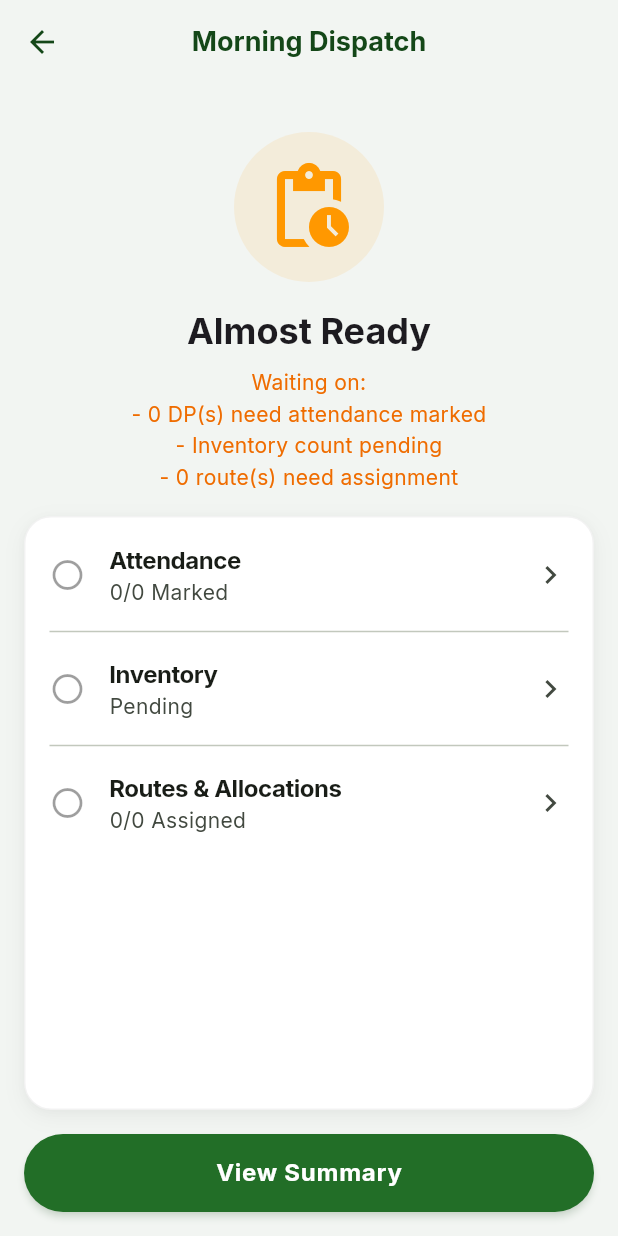
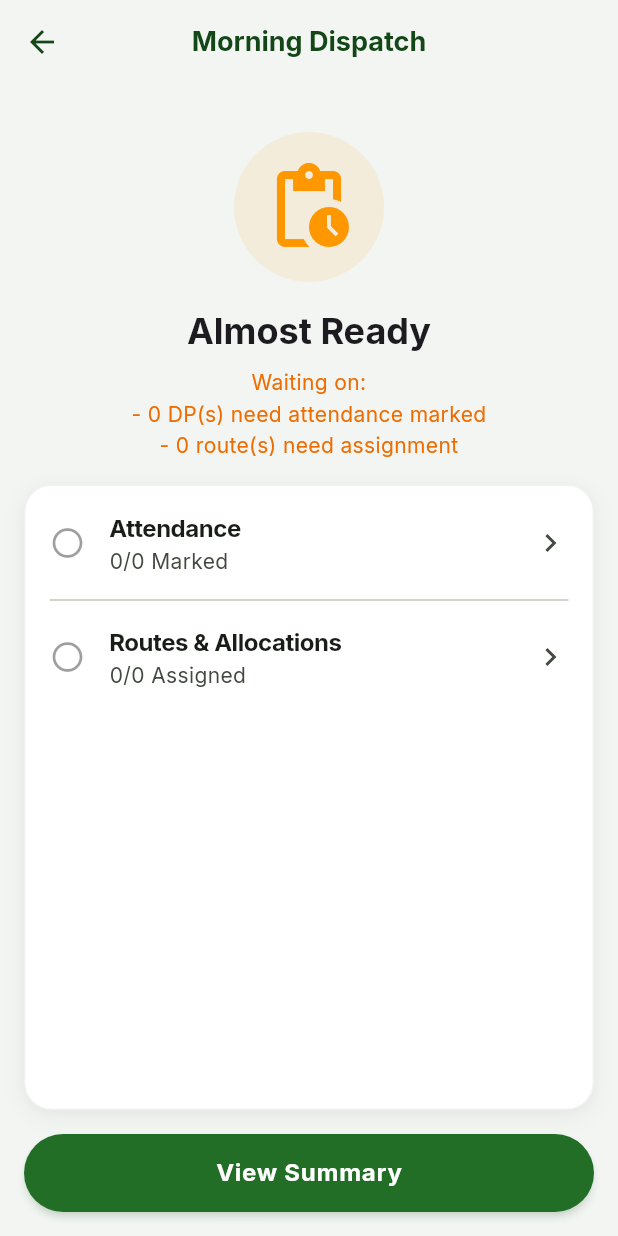
Before and after one commit to pradeep-1200/Maram-Milk-Franchise, a Flutter app: the DashboardScreen screen opened by its route, after a tap on "Start Dispatch", on a phone screen of 412 x 824 dp. Run offline on Flutter 3.47's test engine with Material 3 defaults, Android fonts, the phone set to English and light mode, and no system bars; our stand-ins replace csv, dio, file_picker, flutter_dotenv, flutter_riverpod, flutter_secure_storage and 5 more; accounts and stored records are empty; network calls fail.

Commit message:
Fix dashboard stats size, remove inventory from dispatch, remove reconcile stock

```diff
--- a/manager_app/lib/features/dashboard/dashboard_screen.dart
+++ b/manager_app/lib/features/dashboard/dashboard_screen.dart
@@ -680,7 +680,7 @@ class _StatCard extends StatelessWidget {
     final theme = Theme.of(context);
     return AppCard(
       onTap: onTap,
-      padding: const EdgeInsets.all(AppConstants.spacing16),
+      padding: const EdgeInsets.all(12),
       child: Column(
         crossAxisAlignment: CrossAxisAlignment.start,
         children: [
@@ -689,26 +689,26 @@ class _StatCard extends StatelessWidget {
             crossAxisAlignment: CrossAxisAlignment.center,
             children: [
               Container(
-                padding: const EdgeInsets.all(10),
+                padding: const EdgeInsets.all(8),
                 decoration: BoxDecoration(
                   color: iconColor.withValues(alpha: 0.12),
                   shape: BoxShape.circle,
                 ),
-                child: Icon(icon, color: iconColor, size: 20),
+                child: Icon(icon, color: iconColor, size: 18),
               ),
               Text(
                 value,
-                style: theme.textTheme.headlineMedium?.copyWith(
+                style: theme.textTheme.titleLarge?.copyWith(
                   fontWeight: FontWeight.w900,
                   color: theme.colorScheme.onSurface,
                 ),
               ),
             ],
           ),
-          const SizedBox(height: 14),
+          const SizedBox(height: 8),
           Text(
             title,
-            style: theme.textTheme.bodyMedium?.copyWith(
+            style: theme.textTheme.bodySmall?.copyWith(
               color: theme.colorScheme.onSurfaceVariant,
               fontWeight: FontWeight.w600,
             ),
--- a/manager_app/lib/features/dispatch/dispatch_ready_screen.dart
+++ b/manager_app/lib/features/dispatch/dispatch_ready_screen.dart
@@ -30,17 +30,11 @@ class DispatchReadyScreen extends ConsumerWidget {
     final routesAssigned = routeAsync.value?.countAssigned ?? 0;
     final routesComplete = routesCount > 0 && routesAssigned >= routesCount;
 
-    // Use dispatch provider for the final completedAt truth on inventory, or local isSaved
-    final inventoryComplete = (invAsync.value?.isSaved == true) || (dispatchAsync.value?.inventory.completedAt != null);
-
-    final bool allComplete = attendanceComplete && inventoryComplete && routesComplete;
+    final bool allComplete = attendanceComplete && routesComplete;
 
     final List<String> pendingItems = [];
     if (!attendanceComplete) {
       pendingItems.add('${attCount - attMarked} DP(s) need attendance marked');
-    }
-    if (!inventoryComplete) {
-      pendingItems.add('Inventory count pending');
     }
     if (!routesComplete) {
       pendingItems.add('${routesCount - routesAssigned} route(s) need assignment');
@@ -116,13 +110,6 @@ class DispatchReadyScreen extends ConsumerWidget {
                             subtitle: '$attMarked/$attCount Marked',
                             isComplete: attendanceComplete,
                             onTap: () => context.push('/dispatch/attendance'),
-                          ),
-                          const Divider(),
-                          _ChecklistItem(
-                            title: 'Inventory',
-                            subtitle: attendanceComplete ? 'Completed' : 'Pending',
-                            isComplete: inventoryComplete,
-                            onTap: () => context.push('/dispatch/inventory'),
                           ),
                           const Divider(),
                           _ChecklistItem(
--- a/manager_app/lib/features/shop_sale/shop_sale_screen.dart
+++ b/manager_app/lib/features/shop_sale/shop_sale_screen.dart
@@ -53,9 +53,9 @@ class ShopSaleScreen extends ConsumerWidget {
             return const Center(child: Text('No inventory items found'));
           }
 
-          final item1L = loadedState.items.cast<InventoryItemState?>().firstWhere((i) => i?.unit == '1L' && i?.subtitle == 'Bottle', orElse: () => null);
-          final itemHalfL = loadedState.items.cast<InventoryItemState?>().firstWhere((i) => i?.unit == '500ml' && i?.subtitle == 'Bottle', orElse: () => null);
-          final itemPacket = loadedState.items.cast<InventoryItemState?>().firstWhere((i) => i?.unit == '500ml' && i?.subtitle == 'Packet', orElse: () => null);
+          final item1L = loadedState.items.cast<InventoryItemState?>().firstWhere((i) => i?.subtitle == 'Bottle - 1L', orElse: () => null);
+          final itemHalfL = loadedState.items.cast<InventoryItemState?>().firstWhere((i) => i?.subtitle == 'Bottle - 500ml', orElse: () => null);
+          final itemPacket = loadedState.items.cast<InventoryItemState?>().firstWhere((i) => i?.subtitle == 'Packet - 500ml', orElse: () => null);
 
           return SingleChildScrollView(
             padding: const EdgeInsets.all(AppConstants.spacing16),
```
Also changed, not shown: manager_app/lib/features/dispatch/dispatch_summary_screen.dart (+0 -11 lines), manager_app/lib/features/inventory/inventory_screen.dart (+1 -102 lines), manager_app/lib/features/inventory/providers/inventory_provider.dart (+0 -16 lines), 4 other files.
